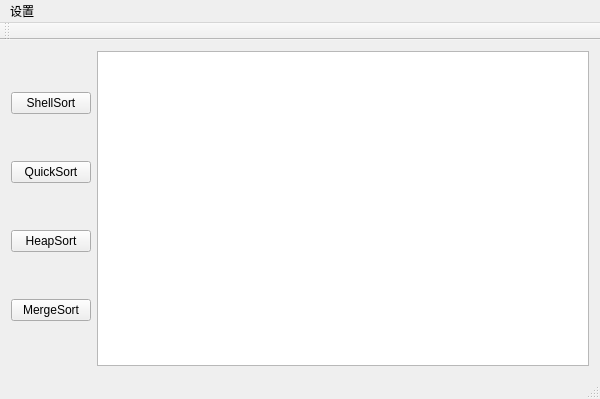
Old version of the form SubDesignT1.ui in the repository LAlongago/2024SubDesignT1.
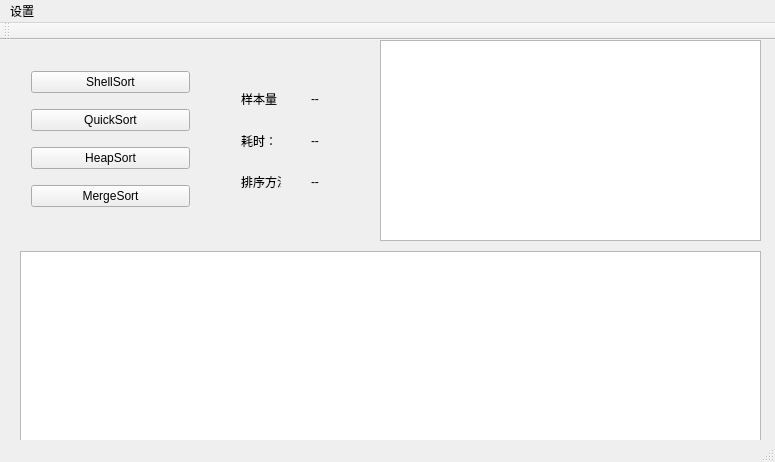
New version of the form.

Commit message: 新增：设置数据量，显示数据量，显示排序方法及耗时

Patch:
```diff
--- a/SubDesignT1.ui
+++ b/SubDesignT1.ui
@@ -6,16 +6,43 @@
    <rect>
     <x>0</x>
     <y>0</y>
-    <width>600</width>
-    <height>399</height>
+    <width>775</width>
+    <height>462</height>
    </rect>
   </property>
   <property name="windowTitle">
    <string>SubDesignT1</string>
   </property>
   <widget class="QWidget" name="centralWidget">
-   <layout class="QGridLayout" name="gridLayout">
-    <item row="0" column="0">
+   <widget class="QGraphicsView" name="graphicsView">
+    <property name="geometry">
+     <rect>
+      <x>20</x>
+      <y>211</y>
+      <width>741</width>
+      <height>191</height>
+     </rect>
+    </property>
+   </widget>
+   <widget class="QTextBrowser" name="textBrowser">
+    <property name="geometry">
+     <rect>
+      <x>380</x>
+      <y>0</y>
+      <width>381</width>
+      <height>201</height>
+     </rect>
+    </property>
+   </widget>
+   <widget class="QWidget" name="layoutWidget">
+    <property name="geometry">
+     <rect>
+      <x>20</x>
+      <y>10</y>
+      <width>181</width>
+      <height>181</height>
+     </rect>
+    </property>
      <layout class="QVBoxLayout" name="verticalLayout">
       <item>
        <widget class="QPushButton" name="ShellSort">
@@ -46,19 +73,81 @@
        </widget>
       </item>
      </layout>
-    </item>
-    <item row="0" column="1">
-     <widget class="QTextBrowser" name="textBrowser"/>
-    </item>
-   </layout>
+   </widget>
+   <widget class="QWidget" name="layoutWidget">
+    <property name="geometry">
+     <rect>
+      <x>230</x>
+      <y>30</y>
+      <width>62</width>
+      <height>141</height>
+     </rect>
+    </property>
+    <layout class="QVBoxLayout" name="verticalLayout_2">
+     <item>
+      <widget class="QLabel" name="size">
+       <property name="text">
+        <string>样本量：</string>
+       </property>
+      </widget>
+     </item>
+     <item>
+      <widget class="QLabel" name="time">
+       <property name="text">
+        <string>耗时：</string>
+       </property>
+      </widget>
+     </item>
+     <item>
+      <widget class="QLabel" name="method">
+       <property name="text">
+        <string>排序方法：</string>
+       </property>
+      </widget>
+     </item>
+    </layout>
+   </widget>
+   <widget class="QWidget" name="layoutWidget">
+    <property name="geometry">
+     <rect>
+      <x>300</x>
+      <y>30</y>
+      <width>56</width>
+      <height>141</height>
+     </rect>
+    </property>
+    <layout class="QVBoxLayout" name="verticalLayout_3">
+     <item>
+      <widget class="QLabel" name="sizeNumber">
+       <property name="text">
+        <string>--</string>
+       </property>
+      </widget>
+     </item>
+     <item>
+      <widget class="QLabel" name="timeNumber">
+       <property name="text">
+        <string>--</string>
+       </property>
+      </widget>
+     </item>
+     <item>
+      <widget class="QLabel" name="methodText">
+       <property name="text">
+        <string>--</string>
+       </property>
+      </widget>
+     </item>
+    </layout>
+   </widget>
   </widget>
   <widget class="QMenuBar" name="menuBar">
    <property name="geometry">
     <rect>
      <x>0</x>
      <y>0</y>
-     <width>600</width>
-     <height>21</height>
+     <width>775</width>
+     <height>22</height>
     </rect>
    </property>
    <widget class="QMenu" name="menu">
```
Left out of the diff: 10 changed lines with no effect on the pictures. Lines whose indentation alone changed are shown as unchanged. The commit also changes 12 other files.
